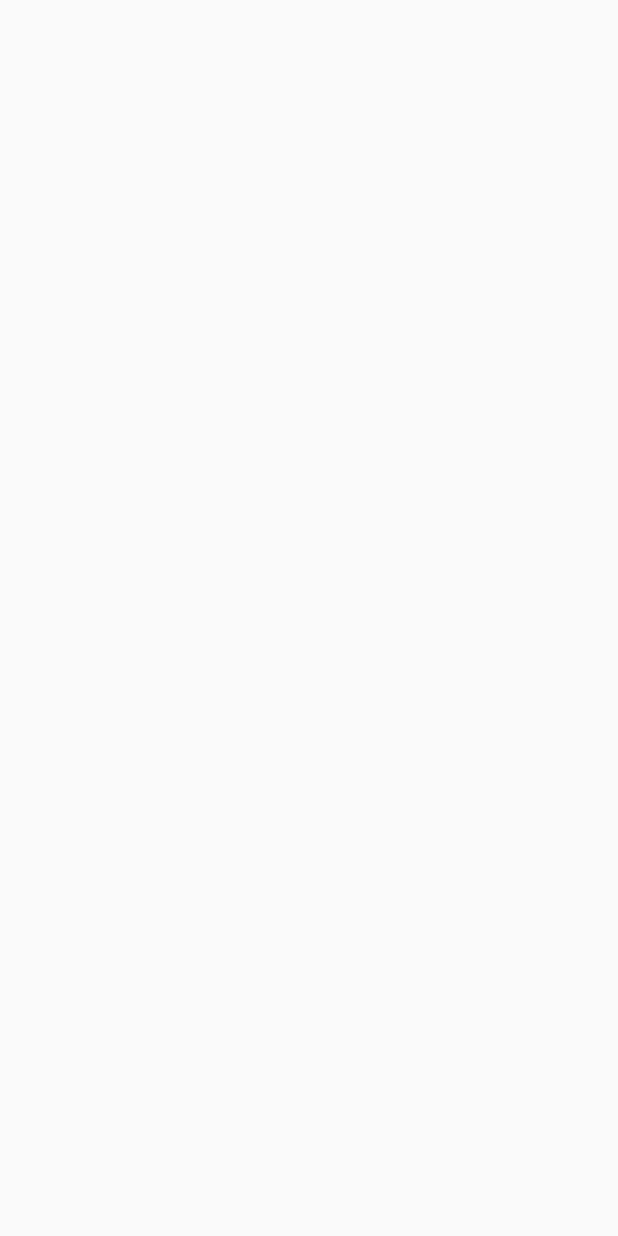
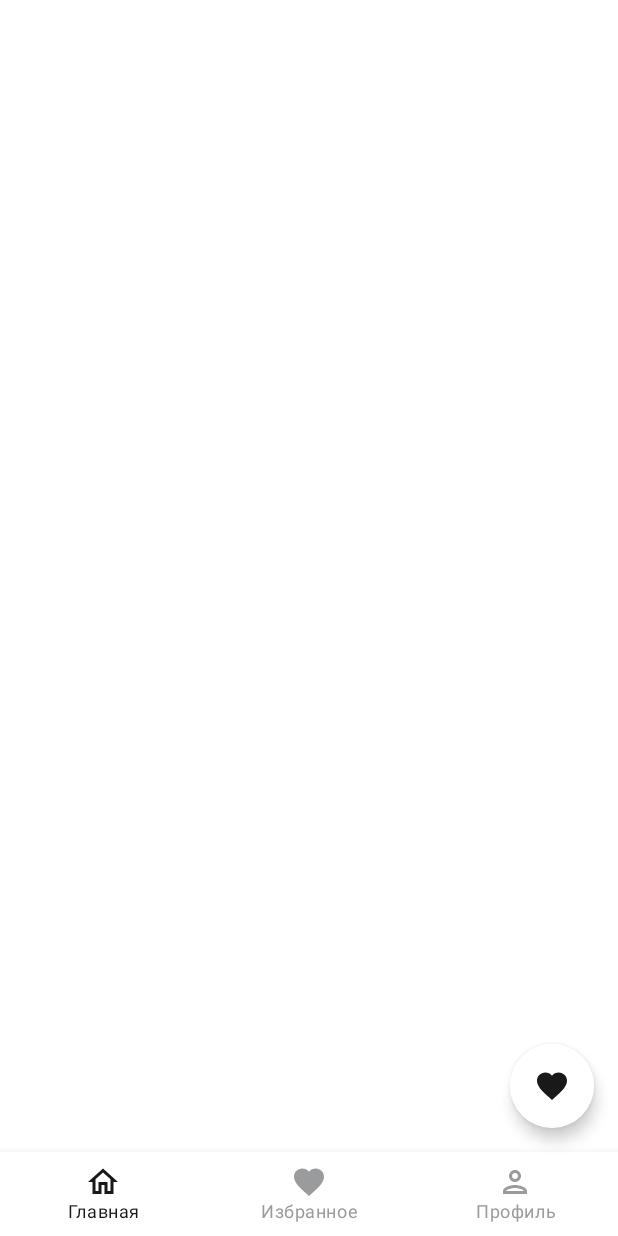
Before and after one commit to RomSerov/JetpackComposeCourse, an Android app built with Jetpack Compose: the screen it shows after launch (MainActivity), on a phone screen of 412 x 824 dp. Before the commit the screen is empty. Run offline under Robolectric (Android 15) with nearby library versions, the phone set to English and light mode, and no system bars.

Commit message:
Scaffold

```diff
--- a/app/src/main/java/com/example/jetpackcomposecourse/MainActivity.kt
+++ b/app/src/main/java/com/example/jetpackcomposecourse/MainActivity.kt
@@ -3,14 +3,24 @@ package com.example.jetpackcomposecourse
 import android.os.Bundle
 import androidx.activity.ComponentActivity
 import androidx.activity.compose.setContent
+import androidx.compose.foundation.background
+import androidx.compose.foundation.layout.Box
+import androidx.compose.foundation.layout.fillMaxSize
+import androidx.compose.foundation.layout.fillMaxWidth
+import androidx.compose.foundation.layout.padding
+import androidx.compose.material.MaterialTheme
+import androidx.compose.ui.Modifier
+import androidx.compose.ui.unit.dp
 import com.example.jetpackcomposecourse.ui.theme.JetpackComposeCourseTheme
+import com.example.jetpackcomposecourse.ui.theme.MainScreen
+import com.example.jetpackcomposecourse.ui.theme.PostCard
 
 class MainActivity : ComponentActivity() {
     override fun onCreate(savedInstanceState: Bundle?) {
         super.onCreate(savedInstanceState)
         setContent {
             JetpackComposeCourseTheme {
-
+                MainScreen()
             }
         }
     }
--- a/app/src/main/java/com/example/jetpackcomposecourse/ui/theme/Color.kt
+++ b/app/src/main/java/com/example/jetpackcomposecourse/ui/theme/Color.kt
@@ -6,3 +6,6 @@ val Purple200 = Color(0xFFBB86FC)
 val Purple500 = Color(0xFF6200EE)
 val Purple700 = Color(0xFF3700B3)
 val Teal200 = Color(0xFF03DAC5)
+
+val Black500 = Color(0xFF9a9b9d)
+val Black900 = Color(0xFF191919)
--- a/app/src/main/java/com/example/jetpackcomposecourse/ui/theme/Theme.kt
+++ b/app/src/main/java/com/example/jetpackcomposecourse/ui/theme/Theme.kt
@@ -1,21 +1,29 @@
 package com.example.jetpackcomposecourse.ui.theme
 
+import android.annotation.SuppressLint
 import androidx.compose.foundation.isSystemInDarkTheme
 import androidx.compose.material.MaterialTheme
 import androidx.compose.material.darkColors
 import androidx.compose.material.lightColors
 import androidx.compose.runtime.Composable
+import androidx.compose.ui.graphics.Color
 
+@SuppressLint("ConflictingOnColor")
 private val DarkColorPalette = darkColors(
-    primary = Purple200,
-    primaryVariant = Purple700,
-    secondary = Teal200
+    primary = Black900,
+    primaryVariant = Black900,
+    secondary = Black900,
+    onPrimary = Color.White,
+    onSecondary = Black500
 )
 
+@SuppressLint("ConflictingOnColor")
 private val LightColorPalette = lightColors(
-    primary = Purple500,
-    primaryVariant = Purple700,
-    secondary = Teal200
+    primary = Color.White,
+    primaryVariant = Color.White,
+    secondary = Color.White,
+    onPrimary = Black900,
+    onSecondary = Black500
 
     /* Other default colors to override
     background = Color.White,
--- /dev/null
+++ b/app/src/main/java/com/example/jetpackcomposecourse/ui/theme/VkNewsMainScreen.kt
@@ -0,0 +1,94 @@
+package com.example.jetpackcomposecourse.ui.theme
+
+import androidx.compose.material.*
+import androidx.compose.material.icons.Icons
+import androidx.compose.material.icons.filled.Favorite
+import androidx.compose.material.icons.outlined.Favorite
+import androidx.compose.material.icons.outlined.Home
+import androidx.compose.material.icons.outlined.Person
+import androidx.compose.runtime.Composable
+import androidx.compose.runtime.mutableStateOf
+import androidx.compose.runtime.remember
+import androidx.compose.runtime.rememberCoroutineScope
+import androidx.compose.ui.graphics.vector.ImageVector
+import androidx.compose.ui.res.stringResource
+import com.example.jetpackcomposecourse.R
+import kotlinx.coroutines.launch
+
+@Composable
+fun MainScreen() {
+
+    val snackBarHostState = remember { SnackbarHostState() }
+    val scope = rememberCoroutineScope()
+    val fabVisible = remember { mutableStateOf(true) }
+
+    Scaffold(
+
+        snackbarHost = {
+            SnackbarHost(hostState = snackBarHostState)
+        },
+
+        floatingActionButton = {
+            if (fabVisible.value) {
+                FloatingActionButton(onClick = {
+                    scope.launch {
+                        val action = snackBarHostState.showSnackbar(message = "Show snackBar", actionLabel = "Скрыть FAB", duration = SnackbarDuration.Long)
+                        if (action == SnackbarResult.ActionPerformed) {
+                            fabVisible.value = false
+                        }
+                    }
+                })
+                {
+                    Icon(Icons.Filled.Favorite, contentDescription = null)
+                }
+            }
+        },
+
+        bottomBar = {
+            BottomNavigation() {
+
+                val selectedItemPosition = remember {
+                    mutableStateOf(0)
+                }
+
+                val items = listOf(
+                    NavigationItem.Home,
+                    NavigationItem.Favorite,
+                    NavigationItem.Profile
+                )
+
+                items.forEachIndexed { index, item ->
+                    BottomNavigationItem(
+                        selected = selectedItemPosition.value == index,
+                        onClick = { selectedItemPosition.value = index },
+                        icon = {
+                            Icon(item.icon, contentDescription = null)
+                        },
+                        label = {
+                            Text(text = stringResource(id = item.titleResId))
+                        },
+                        selectedContentColor = MaterialTheme.colors.onPrimary,
+                        unselectedContentColor = MaterialTheme.colors.onSecondary
+                    )
+                }
+            }
+        }
+
+    )
+    {
+
+    }
+}
+
+sealed class NavigationItem(val titleResId: Int, val icon: ImageVector) {
+    object Home :
+        NavigationItem(titleResId = R.string.navigation_item_home, icon = Icons.Outlined.Home)
+
+    object Favorite : NavigationItem(
+        titleResId = R.string.navigation_item_favorite,
+        icon = Icons.Outlined.Favorite
+    )
+
+    object Profile :
+        NavigationItem(titleResId = R.string.navigation_item_profile, icon = Icons.Outlined.Person)
+}
--- a/app/src/main/res/values/strings.xml
+++ b/app/src/main/res/values/strings.xml
@@ -1,3 +1,8 @@
 <resources>
     <string name="app_name">JetpackComposeCourse</string>
+    <string name="template_text">Lorem ipsum dolor sit amet, consectetur adipiscing elit.</string>
+
+    <string name="navigation_item_home">Главная</string>
+    <string name="navigation_item_favorite">Избранное</string>
+    <string name="navigation_item_profile">Профиль</string>
 </resources>
```
Also changed, not shown: app/src/main/java/com/example/jetpackcomposecourse/ui/theme/PostCard.kt (added, +122 -0 lines), app/src/main/res/drawable/ic_comment.xml (added, +9 -0 lines), app/src/main/res/drawable/ic_like.xml (added, +9 -0 lines), app/src/main/res/drawable/ic_share.xml (added, +9 -0 lines), app/src/main/res/drawable/ic_views_count.xml (added, +10 -0 lines), app/src/main/res/drawable/post_comunity_thumbnail.jpg (added), app/src/main/res/drawable/post_content_image.jpg (added).
